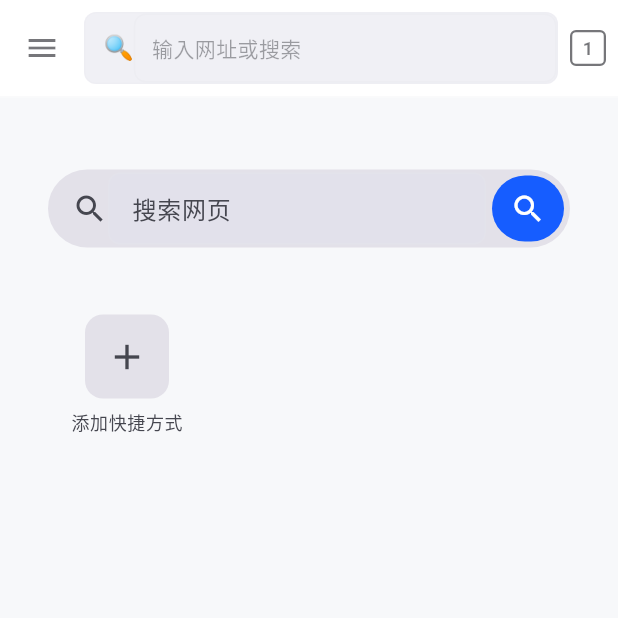
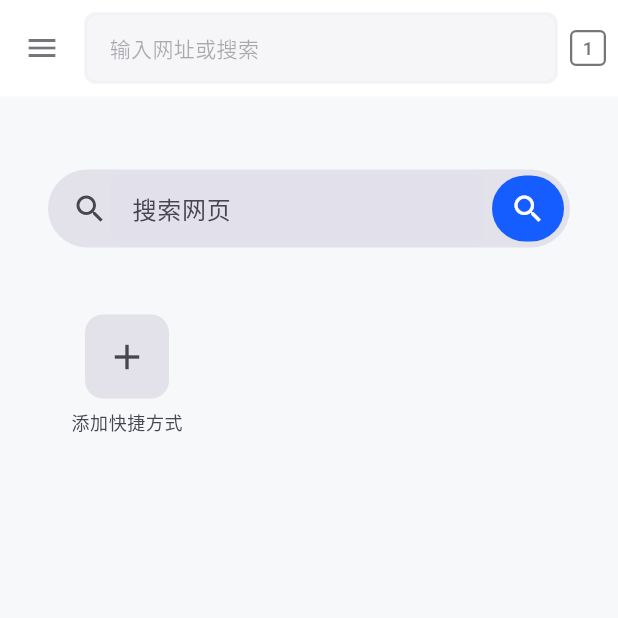
Before and after one commit to XY0L6X/langferry-ai-browser, a Flutter app: the screen it shows after launch, on a phone screen of 412 x 824 dp, the top half of it. Run offline on Flutter 3.47's test engine with Material 3 defaults, Android fonts, the phone set to English and light mode, and no system bars; our stand-ins replace dio, flutter_riverpod, hive, hive_flutter, permission_handler, share_plus; missing offline and left inert: flutter_inappwebview; accounts and stored records are empty.

Commit message:
🎨 移除搜索栏图标，统一配色

```diff
--- a/lib/pages/browser/browser_page.dart
+++ b/lib/pages/browser/browser_page.dart
@@ -665,7 +665,6 @@ class _BrowserPageState extends ConsumerState<BrowserPage> {
               onTabPressed: _showTabManager,
               onClearPressed: _goToHomePage,
               tabCount: _tabs.length,
-              searchEngineIcon: SearchEngine.findById(ref.watch(searchEngineProvider)).icon,
             ),
             if (_tabs.length > 1)
               TabBarWidget(
--- a/lib/pages/browser/widgets/url_bar.dart
+++ b/lib/pages/browser/widgets/url_bar.dart
@@ -13,7 +13,6 @@ class UrlBar extends StatelessWidget {
   final VoidCallback onTabPressed;
   final VoidCallback onClearPressed;
   final int tabCount;
-  final String searchEngineIcon;
 
   const UrlBar({
     super.key,
@@ -26,7 +25,6 @@ class UrlBar extends StatelessWidget {
     required this.onTabPressed,
     required this.onClearPressed,
     required this.tabCount,
-    this.searchEngineIcon = '',
   });
 
   @override
@@ -67,35 +65,29 @@ class UrlBar extends StatelessWidget {
                       horizontal: AppDimens.spacing8,
                     ),
                     decoration: BoxDecoration(
-                      color: theme.colorScheme.surfaceVariant.withOpacity(0.5),
+                      color: theme.colorScheme.surfaceVariant.withOpacity(0.3),
                       borderRadius: BorderRadius.circular(AppDimens.radiusButton),
                       border: Border.all(
-                        color: theme.colorScheme.outline.withOpacity(0.2),
+                        color: theme.colorScheme.outline.withOpacity(0.15),
                       ),
                     ),
                     child: Row(
                       children: [
-                        // 搜索引擎图标
-                        Padding(
-                          padding: const EdgeInsets.only(left: AppDimens.spacing12),
-                          child: Text(
-                            searchEngineIcon.isNotEmpty ? searchEngineIcon : '🌐',
-                            style: const TextStyle(fontSize: 16),
-                          ),
-                        ),
-
                         // URL输入框
                         Expanded(
                           child: TextField(
                             controller: controller,
                             focusNode: focusNode,
                             style: theme.textTheme.bodyMedium,
-                            decoration: const InputDecoration(
+                            decoration: InputDecoration(
                               hintText: AppStrings.urlHint,
+                              hintStyle: theme.textTheme.bodyMedium?.copyWith(
+                                color: theme.colorScheme.onSurface.withOpacity(0.35),
+                              ),
                               border: InputBorder.none,
                               filled: false,
-                              contentPadding: EdgeInsets.symmetric(
-                                horizontal: AppDimens.spacing8,
+                              contentPadding: const EdgeInsets.symmetric(
+                                horizontal: AppDimens.spacing12,
                                 vertical: 0,
                               ),
                             ),
@@ -112,9 +104,10 @@ class UrlBar extends StatelessWidget {
                               controller.clear();
                               onClearPressed();
                             },
-                            icon: const Icon(
+                            icon: Icon(
                               Icons.close,
                               size: AppDimens.iconSizeSmall,
+                              color: theme.colorScheme.onSurface.withOpacity(0.4),
                             ),
                           ),
                       ],
```
